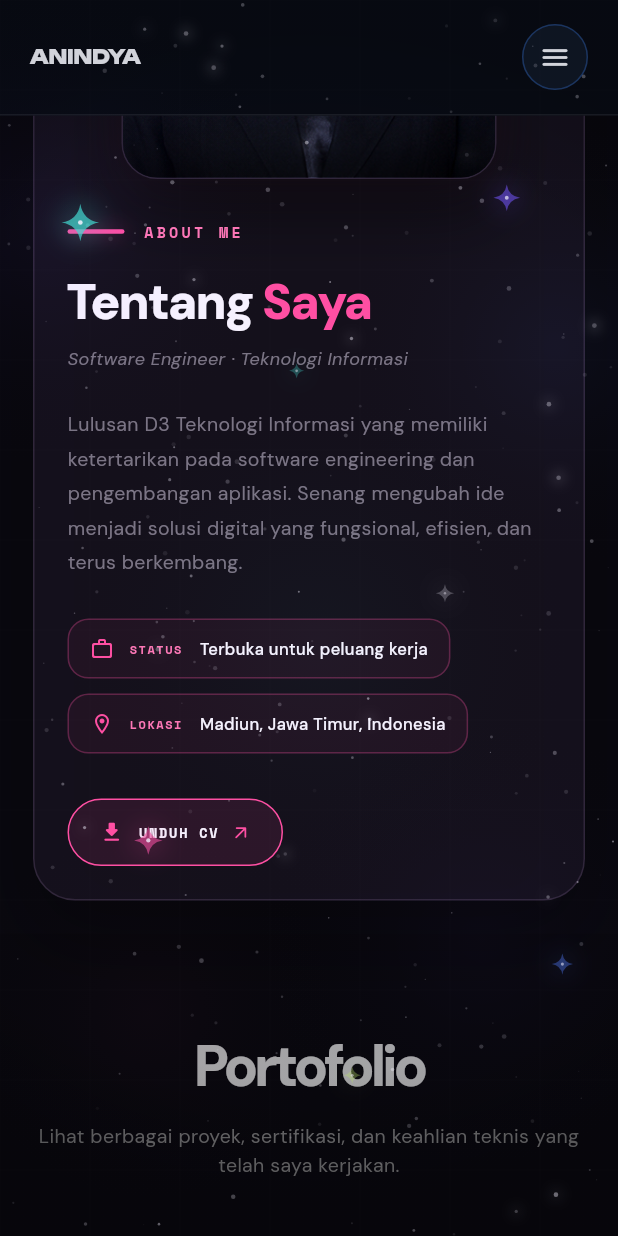
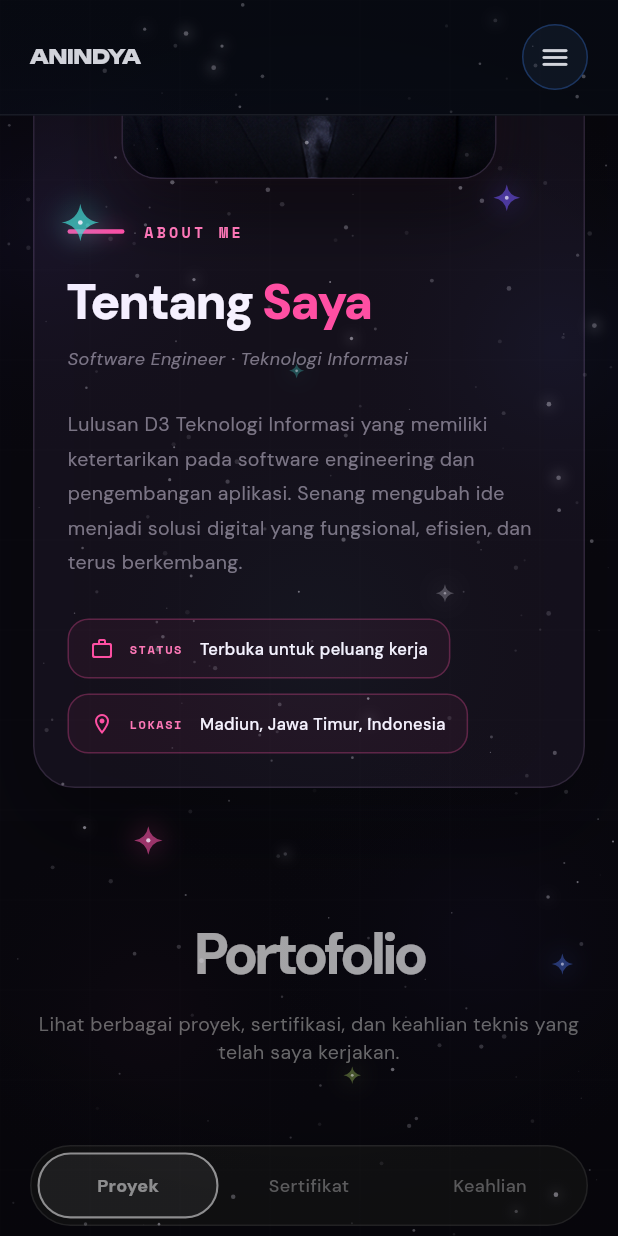
Before and after one commit to Anindyaput23/portofolioanindya, a Flutter app: the PortfolioPage screen opened by its route, scrolled down 1152 dp, on a phone screen of 412 x 824 dp. Run offline on Flutter 3.47's test engine with Material 3 defaults, Android fonts, the phone set to English and light mode, and no system bars; our stand-ins replace audioplayers, cloud_firestore, firebase_auth, firebase_core, flutter_svg, google_fonts and 1 more; accounts and stored records are empty; network calls fail.

Commit message:
[FIX] remove CV feature

```diff
--- a/lib/widgets/about_section.dart
+++ b/lib/widgets/about_section.dart
@@ -2,7 +2,6 @@
 import 'package:flutter/gestures.dart';
 import 'package:flutter/material.dart';
 import 'package:google_fonts/google_fonts.dart';
-import 'package:url_launcher/url_launcher.dart';
 
 // ============================================================
 // COLORS
@@ -41,9 +40,6 @@
 
   late final Animation<double> _contentOpacity;
   late final Animation<Offset> _contentSlide;
-
-  late final Animation<double> _buttonOpacity;
-  late final Animation<Offset> _buttonSlide;
 
   @override
   void initState() {
@@ -116,35 +112,6 @@
       ),
     );
 
-    // ========================================================
-    // BUTTON ANIMATION
-    // ========================================================
-
-    _buttonOpacity = CurvedAnimation(
-      parent: _entranceController,
-      curve: const Interval(
-        0.50,
-        1.0,
-        curve: Curves.easeOut,
-      ),
-    );
-
-    _buttonSlide = Tween<Offset>(
-      begin: const Offset(
-        0,
-        0.15,
-      ),
-      end: Offset.zero,
-    ).animate(
-      CurvedAnimation(
-        parent: _entranceController,
-        curve: const Interval(
-          0.50,
-          1.0,
-          curve: Curves.easeOutBack,
-        ),
-      ),
-    );
 
     Future<void>.delayed(
       const Duration(
@@ -558,22 +525,6 @@
               ],
             ),
 
-            const SizedBox(
-              height: 30,
-            ),
-
-            // ==================================================
-            // DOWNLOAD CV
-            // ==================================================
-
-            FadeTransition(
-              opacity: _buttonOpacity,
-              child: SlideTransition(
-                position: _buttonSlide,
-                child:
-                    const _DownloadCvButton(),
-              ),
-            ),
           ],
         ),
       ),
@@ -1175,153 +1126,3 @@
     );
   }
 }
-
-// ============================================================
-// DOWNLOAD CV BUTTON
-// ============================================================
-
-class _DownloadCvButton
-    extends StatefulWidget {
-  const _DownloadCvButton();
-
-  @override
-  State<_DownloadCvButton> createState() =>
-      _DownloadCvButtonState();
-}
-
-class _DownloadCvButtonState
-    extends State<_DownloadCvButton> {
-  bool hovering = false;
-
-  Future<void> _openCv() async {
-    final Uri uri = Uri.parse(
-      'assets/CV_Anindya_Putri_Nariswari.docx.pdf',
-    );
-
-    try {
-      await launchUrl(
-        uri,
-        webOnlyWindowName: '_blank',
-      );
-    } catch (_) {
-      if (!mounted) {
-        return;
-      }
-
-      ScaffoldMessenger.of(
-        context,
-      ).showSnackBar(
-        const SnackBar(
-          content: Text(
-            'CV tidak dapat dibuka.',
-          ),
-        ),
-      );
-    }
-  }
-
-  @override
-  Widget build(
-    BuildContext context,
-  ) {
-    return MouseRegion(
-      cursor:
-          SystemMouseCursors.click,
-      onEnter: (_) {
-        setState(() {
-          hovering = true;
-        });
-      },
-      onExit: (_) {
-        setState(() {
-          hovering = false;
-        });
-      },
-      child: GestureDetector(
-        onTap: _openCv,
-        child: AnimatedContainer(
-          duration:
-              const Duration(
-            milliseconds: 180,
-          ),
-          curve: Curves.easeOut,
-          padding:
-              const EdgeInsets.symmetric(
-            horizontal: 20,
-            vertical: 13,
-          ),
-          decoration:
-              BoxDecoration(
-            color: hovering
-                ? kAboutPink
-                : kAboutPink.withValues(
-                    alpha: 0.10,
-                  ),
-            borderRadius:
-                BorderRadius.circular(
-              100,
-            ),
-            border: Border.all(
-              color: kAboutPink,
-              width: 1,
-            ),
-            boxShadow: hovering
-                ? [
-                    BoxShadow(
-                      color:
-                          kAboutPink.withValues(
-                        alpha: 0.28,
-                      ),
-                      blurRadius: 22,
-                    ),
-                  ]
-                : [],
-          ),
-          child: Row(
-            mainAxisSize:
-                MainAxisSize.min,
-            children: [
-              Icon(
-                Icons.download_rounded,
-                color: hovering
-                    ? kAboutBackground
-                    : kAboutPink,
-                size: 17,
-              ),
-
-              const SizedBox(
-                width: 9,
-              ),
-
-              Text(
-                'UNDUH CV',
-                style:
-                    GoogleFonts.spaceMono(
-                  color: hovering
-                      ? kAboutBackground
-                      : kAboutWhite,
-                  fontSize: 9,
-                  fontWeight:
-                      FontWeight.w700,
-                  letterSpacing: 1.2,
-                ),
-              ),
-
-              const SizedBox(
-                width: 8,
-              ),
-
-              Icon(
-                Icons.arrow_outward_rounded,
-                color: hovering
-                    ? kAboutBackground
-                    : kAboutPink,
-                size: 14,
-              ),
-            ],
-          ),
-        ),
-      ),
-    );
-  }
-}
--- a/pubspec.yaml
+++ b/pubspec.yaml
@@ -21,7 +21,6 @@
 
   google_fonts: ^8.2.1
   flutter_svg: ^2.2.0
-  url_launcher: ^6.3.2
 
   file_picker: ^12.0.0
   image_picker: ^1.2.0
@@ -37,7 +36,7 @@
   flutter_lints: ^6.0.0
 
 # ============================================================
-# COMPATIBILITY FIX
+# FLUTTER
 # ============================================================
 
 flutter:
@@ -46,4 +45,3 @@
   assets:
     - assets/images/
     - assets/audio/
-    - assets/CV_Anindya_Putri_Nariswari.docx.pdf
```
Also changed, not shown: pubspec.lock, 1 other file.
